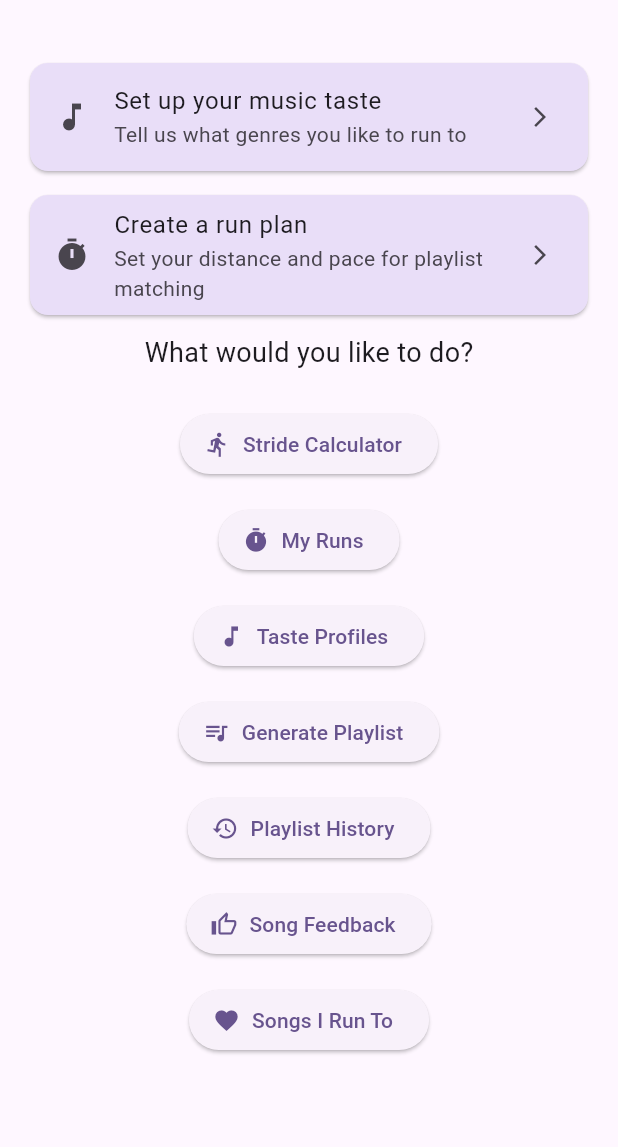
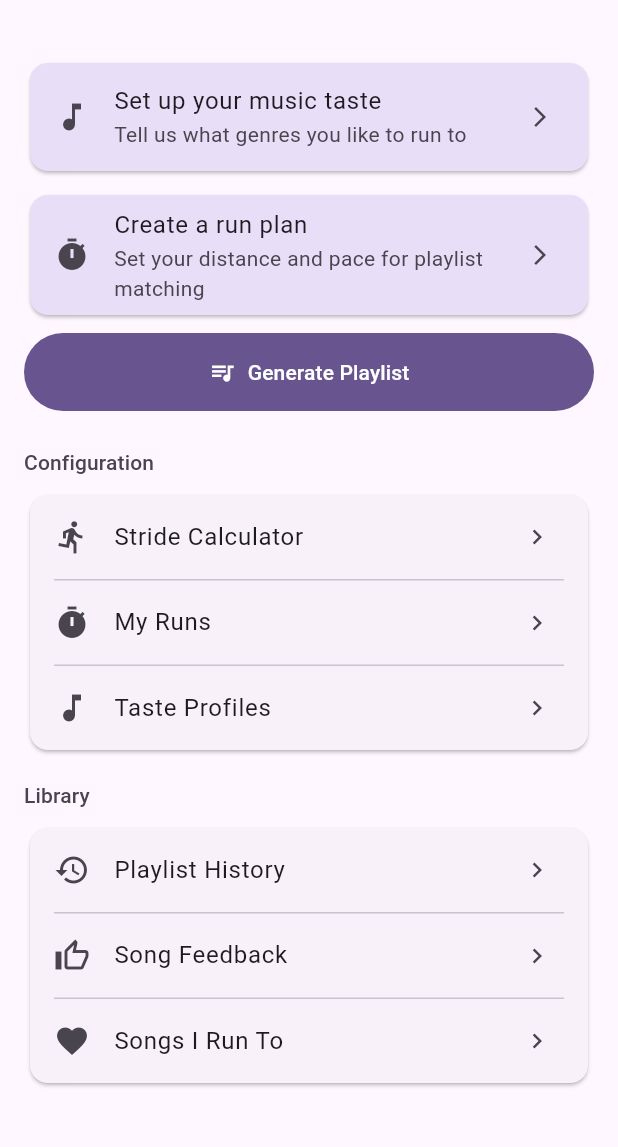
Before and after one commit to Looney-tic/running-playlist-ai, a Flutter app: the HomeScreen screen opened by its route, on a phone screen of 412 x 824 dp, the part 63-1210 px from its top. Run offline on Flutter 3.47's test engine with Material 3 defaults, Android fonts, the phone set to English and light mode, and no system bars; our stand-ins replace flutter_dotenv, flutter_riverpod, flutter_secure_storage, go_router, shared_preferences, supabase_flutter; missing offline and left inert: oauth2, spotify; accounts and stored records are empty.

Commit message:
feat(quick-3): redesign home screen with visual hierarchy and grouped navigation
- Replace flat ElevatedButton list with prominent FilledButton for Generate Playlist
- Group navigation into Configuration and Library sections with Card + ListTile
- Use distinct directional arrow icons for cadence nudge controls

```diff
--- a/lib/features/home/presentation/home_screen.dart
+++ b/lib/features/home/presentation/home_screen.dart
@@ -118,7 +118,8 @@ class HomeScreen extends ConsumerWidget {
                             onPressed: () => ref
                                 .read(strideNotifierProvider.notifier)
                                 .nudgeCadence(-3),
-                            icon: const Icon(Icons.remove),
+                            icon: const Icon(
+                                Icons.keyboard_double_arrow_left),
                             tooltip: '-3 spm',
                             iconSize: 20,
                           ),
@@ -126,9 +127,9 @@ class HomeScreen extends ConsumerWidget {
                             onPressed: () => ref
                                 .read(strideNotifierProvider.notifier)
                                 .nudgeCadence(-1),
-                            icon: const Icon(Icons.remove),
+                            icon: const Icon(Icons.chevron_left),
                             tooltip: '-1 spm',
-                            iconSize: 16,
+                            iconSize: 20,
                           ),
                           Padding(
                             padding:
@@ -145,15 +146,16 @@ class HomeScreen extends ConsumerWidget {
                             onPressed: () => ref
                                 .read(strideNotifierProvider.notifier)
                                 .nudgeCadence(1),
-                            icon: const Icon(Icons.add),
+                            icon: const Icon(Icons.chevron_right),
                             tooltip: '+1 spm',
-                            iconSize: 16,
+                            iconSize: 20,
                           ),
                           IconButton(
                             onPressed: () => ref
                                 .read(strideNotifierProvider.notifier)
                                 .nudgeCadence(3),
-                            icon: const Icon(Icons.add),
+                            icon: const Icon(
+                                Icons.keyboard_double_arrow_right),
                             tooltip: '+3 spm',
                             iconSize: 20,
                           ),
@@ -165,53 +167,125 @@ class HomeScreen extends ConsumerWidget {
                 const SizedBox(height: 24),
               ],
 
-              // Navigation buttons
-              const Text(
-                'What would you like to do?',
-                style: TextStyle(fontSize: 18),
+              // Primary action
+              Padding(
+                padding: const EdgeInsets.symmetric(horizontal: 16),
+                child: SizedBox(
+                  width: double.infinity,
+                  child: FilledButton.icon(
+                    onPressed: () => context.push('/playlist'),
+                    icon: const Icon(Icons.queue_music),
+                    label: const Text('Generate Playlist'),
+                    style: FilledButton.styleFrom(
+                      padding:
+                          const EdgeInsets.symmetric(vertical: 16),
+                    ),
+                  ),
+                ),
               ),
               const SizedBox(height: 24),
-              ElevatedButton.icon(
-                onPressed: () => context.push('/stride'),
-                icon: const Icon(Icons.directions_run),
-                label: const Text('Stride Calculator'),
+
+              // Configuration section
+              Padding(
+                padding: const EdgeInsets.symmetric(horizontal: 16),
+                child: Align(
+                  alignment: Alignment.centerLeft,
+                  child: Text(
+                    'Configuration',
+                    style: theme.textTheme.titleSmall?.copyWith(
+                      color: theme.colorScheme.onSurfaceVariant,
+                    ),
+                  ),
+                ),
+              ),
+              const SizedBox(height: 8),
+              Padding(
+                padding: const EdgeInsets.symmetric(horizontal: 16),
+                child: Card(
+                  child: Column(
+                    children: [
+                      ListTile(
+                        leading: const Icon(Icons.directions_run),
+                        title: const Text('Stride Calculator'),
+                        trailing: const Icon(
+                            Icons.chevron_right, size: 20),
+                        onTap: () => context.push('/stride'),
+                      ),
+                      const Divider(
+                          height: 1, indent: 16, endIndent: 16),
+                      ListTile(
+                        leading: const Icon(Icons.timer),
+                        title: const Text('My Runs'),
+                        trailing: const Icon(
+                            Icons.chevron_right, size: 20),
+                        onTap: () => context.push('/my-runs'),
+                      ),
+                      const Divider(
+                          height: 1, indent: 16, endIndent: 16),
+                      ListTile(
+                        leading: const Icon(Icons.music_note),
+                        title: const Text('Taste Profiles'),
+                        trailing: const Icon(
+                            Icons.chevron_right, size: 20),
+                        onTap: () => context.push('/taste-profiles'),
+                      ),
+                    ],
+                  ),
+                ),
               ),
               const SizedBox(height: 16),
-              ElevatedButton.icon(
-                onPressed: () => context.push('/my-runs'),
-                icon: const Icon(Icons.timer),
-                label: const Text('My Runs'),
+
+              // Library section
+              Padding(
+                padding: const EdgeInsets.symmetric(horizontal: 16),
+                child: Align(
+                  alignment: Alignment.centerLeft,
+                  child: Text(
+                    'Library',
+                    style: theme.textTheme.titleSmall?.copyWith(
+                      color: theme.colorScheme.onSurfaceVariant,
+                    ),
+                  ),
+                ),
               ),
-              const SizedBox(height: 16),
-              ElevatedButton.icon(
-                onPressed: () => context.push('/taste-profiles'),
-                icon: const Icon(Icons.music_note),
-                label: const Text('Taste Profiles'),
-              ),
-              const SizedBox(height: 16),
-              ElevatedButton.icon(
-                onPressed: () => context.push('/playlist'),
-                icon: const Icon(Icons.queue_music),
-                label: const Text('Generate Playlist'),
-              ),
-              const SizedBox(height: 16),
-              ElevatedButton.icon(
-                onPressed: () => context.push('/playlist-history'),
-                icon: const Icon(Icons.history),
-                label: const Text('Playlist History'),
-              ),
-              const SizedBox(height: 16),
-              ElevatedButton.icon(
-                onPressed: () => context.push('/song-feedback'),
-                icon: const Icon(Icons.thumb_up_alt_outlined),
-                label: const Text('Song Feedback'),
-              ),
-              const SizedBox(height: 16),
-              ElevatedButton.icon(
-                onPressed: () =>
-                    context.push('/running-songs'),
-                icon: const Icon(Icons.favorite),
-                label: const Text('Songs I Run To'),
+              const SizedBox(height: 8),
+              Padding(
+                padding: const EdgeInsets.symmetric(horizontal: 16),
+                child: Card(
+                  child: Column(
+                    children: [
+                      ListTile(
+                        leading: const Icon(Icons.history),
+                        title: const Text('Playlist History'),
+                        trailing: const Icon(
+                            Icons.chevron_right, size: 20),
+                        onTap: () =>
+                            context.push('/playlist-history'),
+                      ),
+                      const Divider(
+                          height: 1, indent: 16, endIndent: 16),
+                      ListTile(
+                        leading:
+                            const Icon(Icons.thumb_up_alt_outlined),
+                        title: const Text('Song Feedback'),
+                        trailing: const Icon(
+                            Icons.chevron_right, size: 20),
+                        onTap: () =>
+                            context.push('/song-feedback'),
+                      ),
+                      const Divider(
+                          height: 1, indent: 16, endIndent: 16),
+                      ListTile(
+                        leading: const Icon(Icons.favorite),
+                        title: const Text('Songs I Run To'),
+                        trailing: const Icon(
+                            Icons.chevron_right, size: 20),
+                        onTap: () =>
+                            context.push('/running-songs'),
+                      ),
+                    ],
+                  ),
+                ),
               ),
             ],
           ),
```
